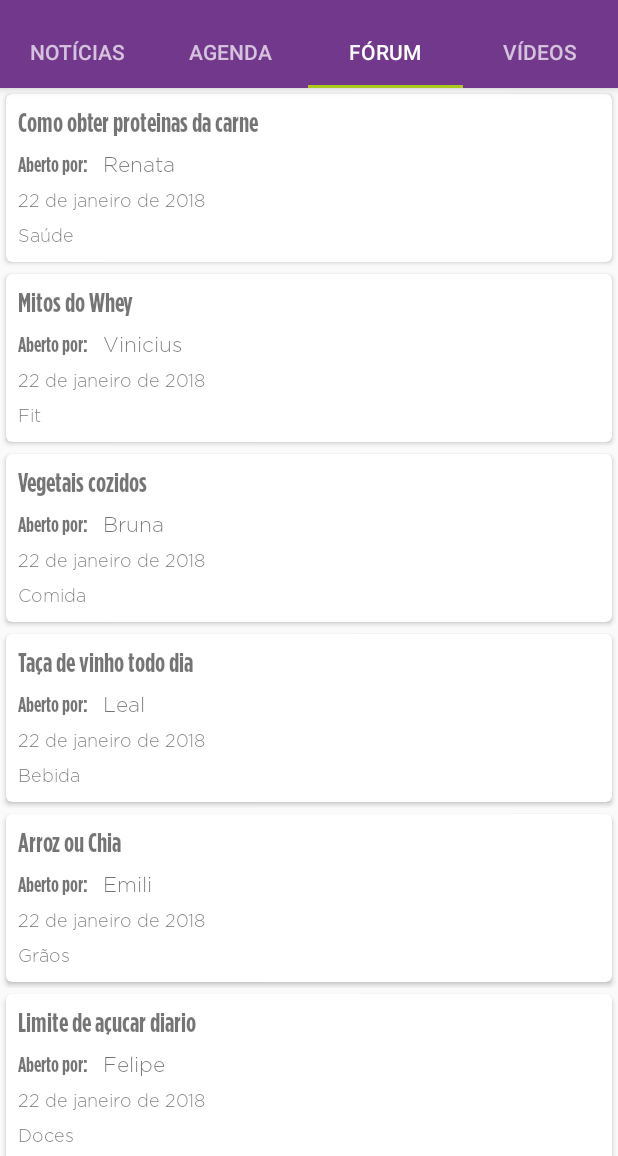
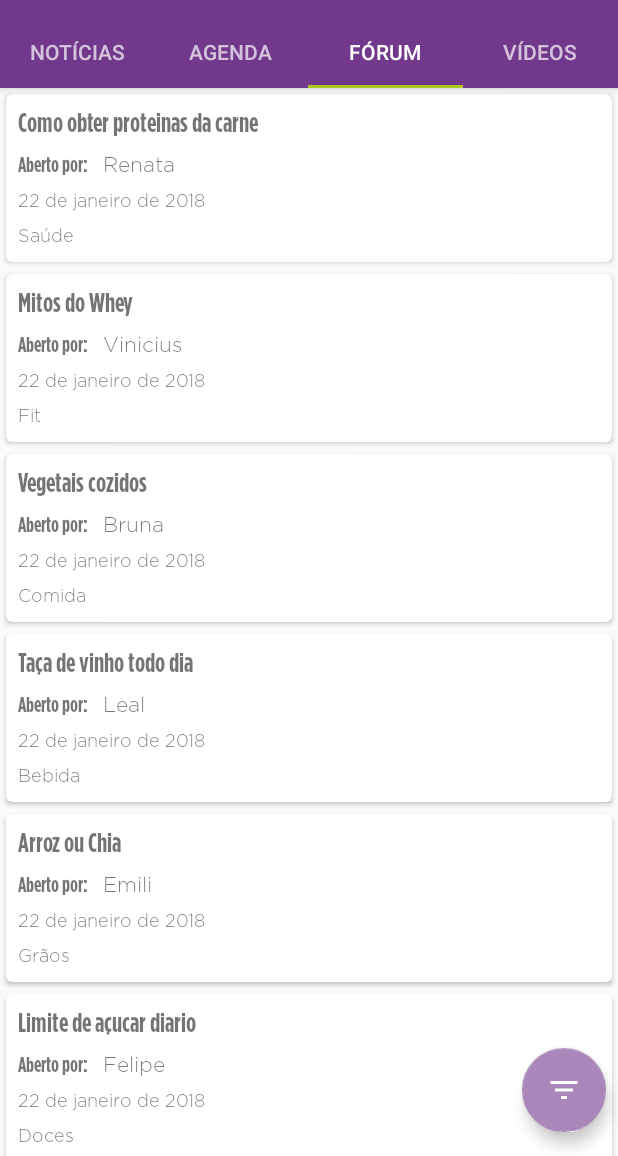
Before and after one commit to felipe11xx/alimente-se-Bem, an Android app: the TabNoticia screen opened directly, with no data from a screen before it, tab 3 chosen, on a phone screen of 412 x 824 dp, the part 80-1236 px from its top. Run offline under Robolectric (Android 15) with nearby library versions, the phone set to English and light mode, and no system bars; Roboto replaces fonts that are not available here; 3 statements that could not run were skipped.

```diff
--- a/AlimenteSeBem/app/src/main/java/com/example/web/alimentesebem/model/AgendaBean.java
+++ b/AlimenteSeBem/app/src/main/java/com/example/web/alimentesebem/model/AgendaBean.java
@@ -1,5 +1,6 @@
 package com.example.web.alimentesebem.model;
 
+import java.util.Comparator;
 import java.util.Date;
 
 /**
@@ -115,4 +116,5 @@ public class AgendaBean {
     public void setCategoria(CategoriaAgendaBean categoria) {
         this.categoria = categoria;
     }
+
 }
--- a/AlimenteSeBem/app/src/main/java/com/example/web/alimentesebem/view/BarraProgresso.java
+++ b/AlimenteSeBem/app/src/main/java/com/example/web/alimentesebem/view/BarraProgresso.java
@@ -14,7 +14,11 @@ import com.example.web.alimentesebem.Main;
 
 public class BarraProgresso {
 
-    public static BarraProgresso instance = new BarraProgresso();
+    private static BarraProgresso INSTANCE = new BarraProgresso();
+
+    public static BarraProgresso getInstance(){
+        return  INSTANCE;
+    }
 
     void showProgress(final boolean show, final ProgressBar mProgressView) {
         // On Honeycomb MR2 we have the ViewPropertyAnimator APIs, which allow
--- a/AlimenteSeBem/app/src/main/java/com/example/web/alimentesebem/view/LoginActivity.java
+++ b/AlimenteSeBem/app/src/main/java/com/example/web/alimentesebem/view/LoginActivity.java
@@ -65,7 +65,7 @@ public class LoginActivity extends AppCompatActivity implements LoaderCallbacks<
     private ProgressBar mProgressView;
     private Intent intent;
     private TextView tvLogo;
-    private BarraProgresso barraProgresso = BarraProgresso.instance;
+    private BarraProgresso barraProgresso = BarraProgresso.getInstance();
 
     @Override
     protected void onCreate(Bundle savedInstanceState) {
--- a/AlimenteSeBem/app/src/main/java/com/example/web/alimentesebem/view/NoticiaActivity.java
+++ b/AlimenteSeBem/app/src/main/java/com/example/web/alimentesebem/view/NoticiaActivity.java
@@ -26,7 +26,7 @@ public class NoticiaActivity extends AppCompatActivity {
     private ImageButton btnVoltar;
     private Intent i;
     private Long id;
-    private BarraProgresso barraProgresso = BarraProgresso.instance;
+    private BarraProgresso barraProgresso = BarraProgresso.getInstance();
     private ProgressBar progressBar;
     private Button btnRecarregar;
 
--- a/AlimenteSeBem/app/src/main/java/com/example/web/alimentesebem/view/TabNoticia.java
+++ b/AlimenteSeBem/app/src/main/java/com/example/web/alimentesebem/view/TabNoticia.java
@@ -31,7 +31,7 @@ public class TabNoticia extends android.support.v4.app.Fragment {
     private RecyclerView recyclerView;
     private List<NoticiaBean> noticias;
     private ProgressBar prgNoticias;
-    private BarraProgresso barraProgresso = BarraProgresso.instance;
+    private BarraProgresso barraProgresso = BarraProgresso.getInstance();
     private Button btnRecarregar;
 
     @Override
--- a/AlimenteSeBem/app/src/main/java/com/example/web/alimentesebem/view/TabVideos.java
+++ b/AlimenteSeBem/app/src/main/java/com/example/web/alimentesebem/view/TabVideos.java
@@ -30,7 +30,7 @@ import retrofit2.Response;
 public class TabVideos extends Fragment {
     private RecyclerView recyclerView;
     private List<VideoBean> videos ;
-    private BarraProgresso barraProgresso = BarraProgresso.instance;
+    private BarraProgresso barraProgresso = BarraProgresso.getInstance();
     private ProgressBar progressBar;
     private Button btnRecarregar;
 
@@ -49,7 +49,6 @@ public class TabVideos extends Fragment {
 
         return rootView;
     }
-
 
     private void acessaServidor(){
 
--- a/AlimenteSeBem/app/src/main/java/com/example/web/alimentesebem/view/adapter/AgendaAdpter.java
+++ b/AlimenteSeBem/app/src/main/java/com/example/web/alimentesebem/view/adapter/AgendaAdpter.java
@@ -28,7 +28,6 @@ import java.util.Locale;
 public class AgendaAdpter extends RecyclerView.Adapter{
     private List<AgendaBean> lista;
     private Context context;
-
 
     public AgendaAdpter(List<AgendaBean> lista, Context context) {
         this.lista = lista;
@@ -115,10 +114,10 @@ public class AgendaAdpter extends RecyclerView.Adapter{
             }*/
             // Cria um bitmap contendo o dia e Mês
             String dia = dtFmt.format(obj.getData_Evento()).substring(0,2);
-            String mes = dtFmt.format(obj.getData_Evento()).substring(6,9);
+            String mes = dtFmt.format(obj.getData_Evento()).substring(6,9).toUpperCase();
             String diaMes = dia + " " + mes;
             Bitmap bitmap = Utilitarios.circularBitmapAndText(
-                    Color.parseColor("#ef8219"), 150, 150,diaMes,45 );
+                    Color.parseColor("#ef8219"), 150, 150,diaMes,40 );
             imgData.setImageBitmap(bitmap);
 
         }
--- /dev/null
+++ b/AlimenteSeBem/app/src/main/res/drawable/ic_filter_list_white_24dp.xml
@@ -0,0 +1,9 @@
+<vector xmlns:android="http://schemas.android.com/apk/res/android"
+        android:width="24dp"
+        android:height="24dp"
+        android:viewportWidth="24.0"
+        android:viewportHeight="24.0">
+    <path
+        android:fillColor="#FFFF"
+        android:pathData="M10,18h4v-2h-4v2zM3,6v2h18L21,6L3,6zM6,13h12v-2L6,11v2z"/>
+</vector>
--- a/AlimenteSeBem/app/src/main/res/layout/activity_cadastro.xml
+++ b/AlimenteSeBem/app/src/main/res/layout/activity_cadastro.xml
@@ -160,13 +160,13 @@
 
     <Button
         android:id="@+id/btn_submit"
+        style="@style/ButtonLilas"
         android:layout_width="wrap_content"
         android:layout_height="wrap_content"
         android:layout_marginBottom="8dp"
         android:layout_marginEnd="8dp"
         android:layout_marginStart="8dp"
         android:layout_marginTop="8dp"
-        android:backgroundTint="@color/lilasPadrão"
         android:onClick="cadastrar"
         android:text="OK"
         android:textColor="@android:color/white"
--- a/AlimenteSeBem/app/src/main/res/layout/activity_main.xml
+++ b/AlimenteSeBem/app/src/main/res/layout/activity_main.xml
@@ -77,4 +77,20 @@
         android:layout_height="match_parent"
         app:layout_behavior="@string/appbar_scrolling_view_behavior" />
 
+    <android.support.design.widget.FloatingActionButton
+        android:id="@+id/btn_ordena"
+        android:layout_width="wrap_content"
+        android:layout_height="wrap_content"
+        android:layout_gravity="bottom|end"
+        android:layout_marginBottom="16dp"
+        android:layout_marginEnd="8dp"
+        android:layout_marginStart="8dp"
+        app:backgroundTint="@color/lilasPadrão"
+        app:elevation="6dp"
+        app:layout_constraintBottom_toBottomOf="parent"
+        app:layout_constraintEnd_toEndOf="parent"
+        app:layout_constraintHorizontal_bias="0.975"
+        app:layout_constraintStart_toStartOf="parent"
+        app:srcCompat="@drawable/ic_filter_list_white_24dp" />
+
 </android.support.design.widget.CoordinatorLayout>
--- a/AlimenteSeBem/app/src/main/res/layout/tab_agenda.xml
+++ b/AlimenteSeBem/app/src/main/res/layout/tab_agenda.xml
@@ -43,4 +43,6 @@
         app:layout_constraintStart_toStartOf="parent"
         app:layout_constraintTop_toTopOf="parent"
         app:layout_constraintVertical_bias="0.498" />
+
+
 </android.support.constraint.ConstraintLayout>
```
Also changed, not shown: AlimenteSeBem/app/src/main/java/com/example/web/alimentesebem/view/EventoActivity.java (+12 -8 lines), AlimenteSeBem/app/src/main/java/com/example/web/alimentesebem/view/TabAgenda.java (+22 -1 lines), AlimenteSeBem/app/src/main/java/com/example/web/alimentesebem/view/adapter/TagEventoAdapter.java (+18 -3 lines), AlimenteSeBem/app/src/main/java/com/example/web/alimentesebem/view/adapter/TagTopicoAdpter.java (+12 -4 lines), AlimenteSeBem/app/src/main/res/layout/activity_evento.xml (+18 -6 lines), AlimenteSeBem/app/src/main/res/values/strings.xml (+11 -2 lines).
